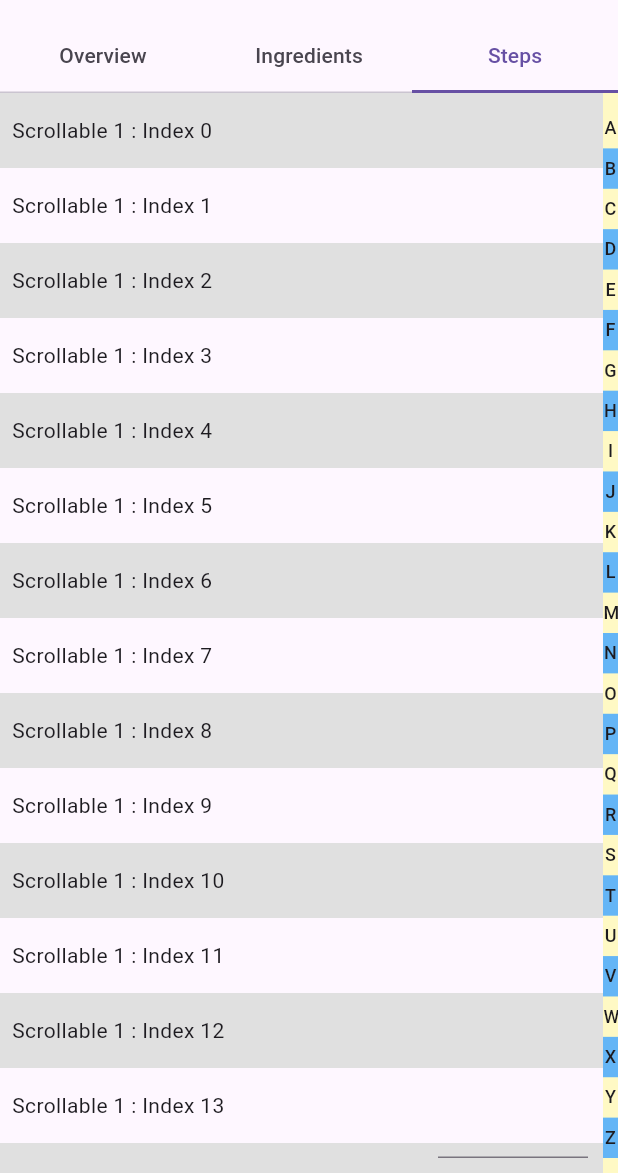
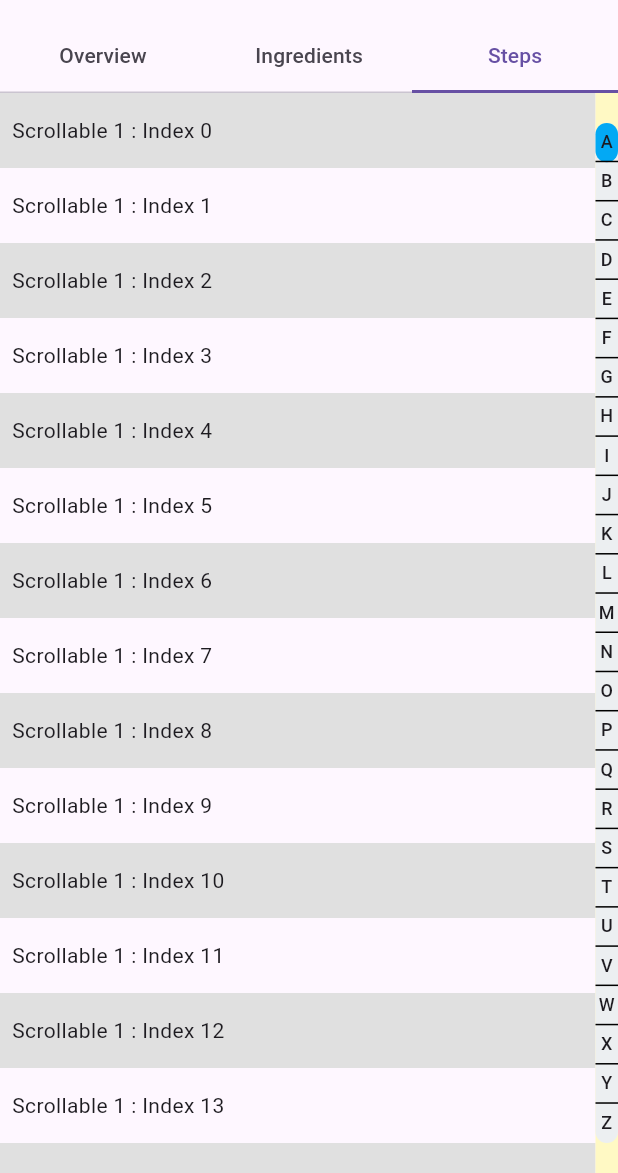
Before and after one commit to phihung17k/fridge_mobile, a Flutter app: the screen it shows after launch, on a phone screen of 412 x 824 dp, the part 63-1236 px from its top. Run offline on Flutter 3.47's test engine with Material 3 defaults, Android fonts, the phone set to English and light mode, and no system bars; our stand-ins replace equatable, get_it, rxdart.

Commit message:
update scroll bar

```diff
--- a/lib/pages/recipe_form/steps_form.dart
+++ b/lib/pages/recipe_form/steps_form.dart
@@ -25,14 +25,16 @@ class CustomScrollableScrollPhysics extends ScrollPhysics {
 
 class _StepsFormState extends State<StepsForm> {
   late ScrollController _controller;
-  late double itemExtent;
-  double alphabetHeight = 0;
+  double itemExtent = 50;
+  double scrollHeight = 0;
+  double scrollPadding = 20;
+  double scrollbarPostition = 0;
+  double scrollbarHeight = 0;
 
   @override
   void initState() {
     super.initState();
     _controller = ScrollController();
-    itemExtent = 50;
   }
 
   @override
@@ -40,13 +42,12 @@ class _StepsFormState extends State<StepsForm> {
     return Row(
       children: [
         Expanded(
-          child: Stack(
-            children: [
-              // ScrollConfiguration(
-              // behavior: ScrollConfiguration.of(context).copyWith(scrollbars: false),
-              // behavior: ScrollBehavior(),
-              // child:
-              ListView.builder(
+          child:
+              // Stack(
+              //   children: [
+              ScrollConfiguration(
+            behavior: ScrollConfiguration.of(context).copyWith(scrollbars: false),
+            child: ListView.builder(
               itemExtent: itemExtent,
               controller: _controller,
               itemCount: 100,
@@ -59,51 +60,95 @@ class _StepsFormState extends State<StepsForm> {
                 );
               },
             ),
+          ),
+          // Positioned(
+          //   bottom: 10,
+          //   right: 10,
+          //   width: 100,
+          //   height: 30,
+          //   child: TextField(
+          //     onSubmitted: (value) {
+          //       // debugPrint(_controller.position.toString());
+          //       // debugPrint(_controller.positions.toString());
+          //       // debugPrint(_controller.position.pixels.toString());
+          //       // debugPrint(_controller.positions.length.toString());
+          //       _controller.jumpTo(itemExtent * int.parse(value));
+          //     },
+          //   ),
           // ),
-              Positioned(
-                bottom: 10,
-                right: 10,
-                width: 100,
-                height: 30,
-                child: TextField(
-                  onSubmitted: (value) {
-                    // debugPrint(_controller.position.toString());
-                    // debugPrint(_controller.positions.toString());
-                    // debugPrint(_controller.position.pixels.toString());
-                    // debugPrint(_controller.positions.length.toString());
-                    _controller.jumpTo(itemExtent * int.parse(value));
-                  },
-                ),
-              ),
-            ],
-          ),
+          //   ],
+          // ),
         ),
         Builder(builder: (context) {
           WidgetsBinding.instance.addPostFrameCallback(
             (_) {
               var renderbox = context.findRenderObject() as RenderBox;
-              debugPrint("test");
-              if (alphabetHeight == 0) {
+
+              /// set:
+              /// - scrollbar's height
+              /// - maximum scroll extent
+              if (scrollHeight == 0) {
                 setState(() {
-                  alphabetHeight = renderbox.size.height - 20;
+                  scrollHeight = renderbox.size.height - scrollPadding * 2;
+                  scrollbarHeight = scrollHeight / 26;
+                  debugPrint("WidgetsBinding.instance.addPostFrameCallback");
+                  // debugPrint("scrollHeight $scrollHeight");
+                  // debugPrint("scrollbarHeight $scrollbarHeight");
                 });
               }
             },
           );
 
           return Container(
-            width: 10,
+            width: 15,
             margin: EdgeInsets.zero,
-            padding: const EdgeInsets.symmetric(vertical: 10),
+            padding: EdgeInsets.symmetric(vertical: scrollPadding),
             height: double.maxFinite,
             color: Colors.yellow.shade100,
-            child: Scrollbar(
-              child: ListView(
+            child: Container(
+              decoration: BoxDecoration(
+                borderRadius: BorderRadius.circular(10),
+                color: Colors.blueGrey.shade50,
+              ),
+              child: GestureDetector(
+                onVerticalDragUpdate: (details) {
+                  setState(() {
+                    scrollbarPostition += details.delta.dy;
+                    debugPrint("onVerticalDragUpdate");
+                  });
+                },
+                onPanDown: (details) {
+                  // set scrollbar position in range [0..scroll height - scrollbarHeight] to avoid overrflow
+                  setState(() {
+                    scrollbarPostition = details.localPosition.dy;
+                    debugPrint("onPanDown");
+                    // _controller.jumpTo(value)
+                  });
+                },
+                child: Stack(
+                  children: [
+                    AnimatedPositioned(
+                      // set scrollbar position to center when drag
+                      top: (scrollbarPostition - scrollbarHeight / 2)
+                          .clamp(0, scrollHeight - scrollbarHeight),
+                      duration: Duration.zero,
+                      child: Container(
+                        width: 15,
+                        height: scrollbarHeight,
+                        decoration: BoxDecoration(
+                          borderRadius: BorderRadius.circular(10),
+                          color: Colors.lightBlue,
+                        ),
+                      ),
+                    ),
+                    Column(
                       children: [
                         for (int i = 65; i <= 90; i++)
                           Container(
-                      height: alphabetHeight / 26,
-                      color: i % 2 == 0 ? Colors.blue.shade300 : null,
+                            height: scrollbarHeight.clamp(0, scrollHeight - scrollbarHeight),
+                            decoration: i != 90
+                                ? const BoxDecoration(border: Border(bottom: BorderSide()))
+                                : null,
                             alignment: Alignment.center,
                             child: Text(
                               String.fromCharCode(i),
@@ -112,6 +157,9 @@ class _StepsFormState extends State<StepsForm> {
                           )
                       ],
                     ),
+                  ],
+                ),
+              ),
             ),
           );
         })
```
Also changed, not shown: pubspec.lock. Lines whose indentation alone changed are shown as unchanged.
